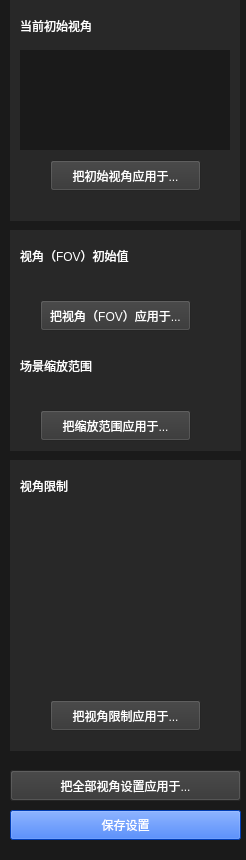
This is trunk2/Include_720/project_edit_seeAngle.ui in lkpopo/PC_dimension as Qt 5 draws it before an edit. The edited form follows.
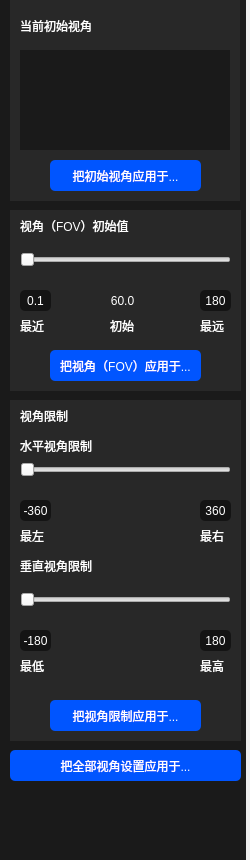
This is the edited form. Custom widgets are drawn as their Qt base class.

Diff of the .ui file:
```diff
--- a/trunk2/Include_720/project_edit_seeAngle.ui
+++ b/trunk2/Include_720/project_edit_seeAngle.ui
@@ -6,7 +6,7 @@
    <rect>
     <x>0</x>
     <y>0</y>
-    <width>246</width>
+    <width>250</width>
     <height>860</height>
    </rect>
   </property>
@@ -17,9 +17,9 @@
    <property name="geometry">
     <rect>
      <x>10</x>
-     <y>460</y>
+     <y>400</y>
      <width>231</width>
-     <height>291</height>
+     <height>341</height>
     </rect>
    </property>
    <property name="styleSheet">
@@ -33,7 +33,7 @@
    <property name="geometry">
     <rect>
      <x>20</x>
-     <y>240</y>
+     <y>210</y>
      <width>121</width>
      <height>31</height>
     </rect>
@@ -49,7 +49,7 @@
    <property name="geometry">
     <rect>
      <x>20</x>
-     <y>470</y>
+     <y>400</y>
      <width>121</width>
      <height>31</height>
     </rect>
@@ -115,7 +115,7 @@
      <x>10</x>
      <y>0</y>
      <width>230</width>
-     <height>221</height>
+     <height>201</height>
     </rect>
    </property>
    <property name="styleSheet">
@@ -129,9 +129,9 @@
    <property name="geometry">
     <rect>
      <x>10</x>
-     <y>230</y>
+     <y>210</y>
      <width>231</width>
-     <height>221</height>
+     <height>181</height>
     </rect>
    </property>
    <property name="styleSheet">
@@ -151,31 +151,33 @@
     </rect>
    </property>
    <property name="styleSheet">
-    <string notr="true">background-color: rgb(52, 52, 52);
-color: rgb(255, 255, 255);</string>
+    <string notr="true">color: rgb(255, 255, 255);
+background-color: rgb(0, 85, 255);
+border-radius:5px;</string>
    </property>
    <property name="text">
     <string>把初始视角应用于...</string>
    </property>
   </widget>
-  <widget class="QPushButton" name="pushButton_FtoOtherPic">
+  <widget class="QPushButton" name="pushButton_FovOtherPic">
    <property name="geometry">
     <rect>
-     <x>40</x>
-     <y>300</y>
+     <x>50</x>
+     <y>350</y>
      <width>151</width>
      <height>31</height>
     </rect>
    </property>
    <property name="styleSheet">
-    <string notr="true">background-color: rgb(52, 52, 52);
-color: rgb(255, 255, 255);</string>
+    <string notr="true">color: rgb(255, 255, 255);
+background-color: rgb(0, 85, 255);
+border-radius:5px;</string>
    </property>
    <property name="text">
     <string>把视角（FOV）应用于...</string>
    </property>
   </widget>
-  <widget class="QPushButton" name="pushButton_StoOtherPic">
+  <widget class="QPushButton" name="pushButton_HVOtherPic">
    <property name="geometry">
     <rect>
      <x>50</x>
@@ -185,8 +187,9 @@
     </rect>
    </property>
    <property name="styleSheet">
-    <string notr="true">background-color: rgb(52, 52, 52);
-color: rgb(255, 255, 255);</string>
+    <string notr="true">color: rgb(255, 255, 255);
+background-color: rgb(0, 85, 255);
+border-radius:5px;</string>
    </property>
    <property name="text">
     <string>把视角限制应用于...</string>
@@ -196,41 +199,332 @@
    <property name="geometry">
     <rect>
      <x>10</x>
-     <y>770</y>
+     <y>750</y>
      <width>231</width>
      <height>31</height>
     </rect>
    </property>
    <property name="styleSheet">
-    <string notr="true">background-color: rgb(52, 52, 52);
-color: rgb(255, 255, 255);</string>
+    <string notr="true">color: rgb(255, 255, 255);
+background-color: rgb(0, 85, 255);
+border-radius:5px;</string>
    </property>
    <property name="text">
     <string>把全部视角设置应用于...</string>
    </property>
   </widget>
-  <widget class="QPushButton" name="pushButton_FtoOtherPic_2">
+  <widget class="QLabel" name="label_fov_max">
    <property name="geometry">
     <rect>
-     <x>40</x>
-     <y>410</y>
-     <width>151</width>
+     <x>200</x>
+     <y>290</y>
+     <width>31</width>
+     <height>21</height>
+    </rect>
+   </property>
+   <property name="styleSheet">
+    <string notr="true">background-color: rgb(20, 20, 20);
+color: rgb(255, 255, 255);
+border-radius:5px;</string>
+   </property>
+   <property name="text">
+    <string>180</string>
+   </property>
+   <property name="alignment">
+    <set>Qt::AlignCenter</set>
+   </property>
+  </widget>
+  <widget class="QLabel" name="label_8">
+   <property name="geometry">
+    <rect>
+     <x>200</x>
+     <y>310</y>
+     <width>31</width>
      <height>31</height>
     </rect>
    </property>
    <property name="styleSheet">
-    <string notr="true">background-color: rgb(52, 52, 52);
-color: rgb(255, 255, 255);</string>
+    <string notr="true">color: rgb(255, 255, 255);font: 10pt &quot;微软雅黑&quot;;</string>
    </property>
    <property name="text">
-    <string>把缩放范围应用于...</string>
+    <string>最远</string>
+   </property>
+  </widget>
+  <widget class="MultiPosSlider_FOV" name="horizontalSlide_FOV">
+   <property name="geometry">
+    <rect>
+     <x>20</x>
+     <y>250</y>
+     <width>211</width>
+     <height>20</height>
+    </rect>
+   </property>
+   <property name="styleSheet">
+    <string notr="true"/>
+   </property>
+   <property name="orientation">
+    <enum>Qt::Horizontal</enum>
+   </property>
+  </widget>
+  <widget class="QLabel" name="label_fov_cut">
+   <property name="geometry">
+    <rect>
+     <x>102</x>
+     <y>290</y>
+     <width>41</width>
+     <height>21</height>
+    </rect>
+   </property>
+   <property name="styleSheet">
+    <string notr="true">background-color: rgba(20, 20, 20,0);
+color: rgb(255, 255, 255);
+border-radius:5px;</string>
+   </property>
+   <property name="text">
+    <string>60.0</string>
+   </property>
+   <property name="alignment">
+    <set>Qt::AlignCenter</set>
+   </property>
+  </widget>
+  <widget class="QLabel" name="label_6">
+   <property name="geometry">
+    <rect>
+     <x>20</x>
+     <y>310</y>
+     <width>31</width>
+     <height>31</height>
+    </rect>
+   </property>
+   <property name="styleSheet">
+    <string notr="true">color: rgb(255, 255, 255);font: 10pt &quot;微软雅黑&quot;;</string>
+   </property>
+   <property name="text">
+    <string>最近</string>
+   </property>
+  </widget>
+  <widget class="QLabel" name="label_fov_min">
+   <property name="geometry">
+    <rect>
+     <x>20</x>
+     <y>290</y>
+     <width>31</width>
+     <height>21</height>
+    </rect>
+   </property>
+   <property name="styleSheet">
+    <string notr="true">background-color: rgb(20, 20, 20);
+color: rgb(255, 255, 255);
+border-radius:5px;</string>
+   </property>
+   <property name="text">
+    <string>0.1</string>
+   </property>
+   <property name="alignment">
+    <set>Qt::AlignCenter</set>
+   </property>
+  </widget>
+  <widget class="QLabel" name="label_7">
+   <property name="geometry">
+    <rect>
+     <x>110</x>
+     <y>310</y>
+     <width>31</width>
+     <height>31</height>
+    </rect>
+   </property>
+   <property name="styleSheet">
+    <string notr="true">color: rgb(255, 255, 255);font: 10pt &quot;微软雅黑&quot;;</string>
+   </property>
+   <property name="text">
+    <string>初始</string>
+   </property>
+  </widget>
+  <widget class="QLabel" name="label_9">
+   <property name="geometry">
+    <rect>
+     <x>200</x>
+     <y>520</y>
+     <width>31</width>
+     <height>31</height>
+    </rect>
+   </property>
+   <property name="styleSheet">
+    <string notr="true">color: rgb(255, 255, 255);font: 10pt &quot;微软雅黑&quot;;</string>
+   </property>
+   <property name="text">
+    <string>最右</string>
+   </property>
+  </widget>
+  <widget class="QLabel" name="label_H_min">
+   <property name="geometry">
+    <rect>
+     <x>20</x>
+     <y>500</y>
+     <width>31</width>
+     <height>21</height>
+    </rect>
+   </property>
+   <property name="styleSheet">
+    <string notr="true">background-color: rgb(20, 20, 20);
+color: rgb(255, 255, 255);
+border-radius:5px;</string>
+   </property>
+   <property name="text">
+    <string>-360</string>
+   </property>
+   <property name="alignment">
+    <set>Qt::AlignCenter</set>
+   </property>
+  </widget>
+  <widget class="QLabel" name="label_H_max">
+   <property name="geometry">
+    <rect>
+     <x>200</x>
+     <y>500</y>
+     <width>31</width>
+     <height>21</height>
+    </rect>
+   </property>
+   <property name="styleSheet">
+    <string notr="true">background-color: rgb(20, 20, 20);
+color: rgb(255, 255, 255);
+border-radius:5px;</string>
+   </property>
+   <property name="text">
+    <string>360</string>
+   </property>
+   <property name="alignment">
+    <set>Qt::AlignCenter</set>
+   </property>
+  </widget>
+  <widget class="QLabel" name="label_10">
+   <property name="geometry">
+    <rect>
+     <x>20</x>
+     <y>520</y>
+     <width>31</width>
+     <height>31</height>
+    </rect>
+   </property>
+   <property name="styleSheet">
+    <string notr="true">color: rgb(255, 255, 255);font: 10pt &quot;微软雅黑&quot;;</string>
+   </property>
+   <property name="text">
+    <string>最左</string>
+   </property>
+  </widget>
+  <widget class="MultiPosSlider_H" name="horizontalSlide_H">
+   <property name="geometry">
+    <rect>
+     <x>20</x>
+     <y>460</y>
+     <width>211</width>
+     <height>20</height>
+    </rect>
+   </property>
+   <property name="styleSheet">
+    <string notr="true"/>
+   </property>
+   <property name="orientation">
+    <enum>Qt::Horizontal</enum>
+   </property>
+  </widget>
+  <widget class="QLabel" name="label_12">
+   <property name="geometry">
+    <rect>
+     <x>200</x>
+     <y>650</y>
+     <width>31</width>
+     <height>31</height>
+    </rect>
+   </property>
+   <property name="styleSheet">
+    <string notr="true">color: rgb(255, 255, 255);font: 10pt &quot;微软雅黑&quot;;</string>
+   </property>
+   <property name="text">
+    <string>最高</string>
+   </property>
+  </widget>
+  <widget class="QLabel" name="label_V_min">
+   <property name="geometry">
+    <rect>
+     <x>20</x>
+     <y>630</y>
+     <width>31</width>
+     <height>21</height>
+    </rect>
+   </property>
+   <property name="styleSheet">
+    <string notr="true">background-color: rgb(20, 20, 20);
+color: rgb(255, 255, 255);
+border-radius:5px;</string>
+   </property>
+   <property name="text">
+    <string>-180</string>
+   </property>
+   <property name="alignment">
+    <set>Qt::AlignCenter</set>
+   </property>
+  </widget>
+  <widget class="QLabel" name="label_V_max">
+   <property name="geometry">
+    <rect>
+     <x>200</x>
+     <y>630</y>
+     <width>31</width>
+     <height>21</height>
+    </rect>
+   </property>
+   <property name="styleSheet">
+    <string notr="true">background-color: rgb(20, 20, 20);
+color: rgb(255, 255, 255);
+border-radius:5px;</string>
+   </property>
+   <property name="text">
+    <string>180</string>
+   </property>
+   <property name="alignment">
+    <set>Qt::AlignCenter</set>
+   </property>
+  </widget>
+  <widget class="QLabel" name="label_13">
+   <property name="geometry">
+    <rect>
+     <x>20</x>
+     <y>650</y>
+     <width>31</width>
+     <height>31</height>
+    </rect>
+   </property>
+   <property name="styleSheet">
+    <string notr="true">color: rgb(255, 255, 255);font: 10pt &quot;微软雅黑&quot;;</string>
+   </property>
+   <property name="text">
+    <string>最低</string>
+   </property>
+  </widget>
+  <widget class="MultiPosSlider_V" name="horizontalSlide_V">
+   <property name="geometry">
+    <rect>
+     <x>20</x>
+     <y>590</y>
+     <width>211</width>
+     <height>20</height>
+    </rect>
+   </property>
+   <property name="styleSheet">
+    <string notr="true"/>
+   </property>
+   <property name="orientation">
+    <enum>Qt::Horizontal</enum>
    </property>
   </widget>
   <widget class="QLabel" name="label_title_4">
    <property name="geometry">
     <rect>
      <x>20</x>
-     <y>350</y>
+     <y>430</y>
      <width>121</width>
      <height>31</height>
     </rect>
@@ -239,24 +533,23 @@
     <string notr="true">color: rgb(255, 255, 255);</string>
    </property>
    <property name="text">
-    <string>场景缩放范围</string>
+    <string>水平视角限制</string>
    </property>
   </widget>
-  <widget class="QPushButton" name="pushButton_done">
+  <widget class="QLabel" name="label_title_5">
    <property name="geometry">
     <rect>
-     <x>10</x>
-     <y>810</y>
-     <width>231</width>
-     <height>30</height>
+     <x>20</x>
+     <y>550</y>
+     <width>121</width>
+     <height>31</height>
     </rect>
    </property>
    <property name="styleSheet">
-    <string notr="true">color: rgb(255, 255, 255);
-background-color: rgb(0, 85, 255);</string>
+    <string notr="true">color: rgb(255, 255, 255);</string>
    </property>
    <property name="text">
-    <string>保存设置</string>
+    <string>垂直视角限制</string>
    </property>
   </widget>
   <zorder>label_bg</zorder>
@@ -268,14 +561,47 @@
   <zorder>label_title_3</zorder>
   <zorder>label_SeeAngle</zorder>
   <zorder>pushButton_CtoOtherPic</zorder>
-  <zorder>pushButton_FtoOtherPic</zorder>
-  <zorder>pushButton_StoOtherPic</zorder>
+  <zorder>pushButton_FovOtherPic</zorder>
+  <zorder>pushButton_HVOtherPic</zorder>
   <zorder>pushButton_AlltoOtherPic</zorder>
-  <zorder>pushButton_FtoOtherPic_2</zorder>
+  <zorder>label_fov_max</zorder>
+  <zorder>label_8</zorder>
+  <zorder>horizontalSlide_FOV</zorder>
+  <zorder>label_fov_cut</zorder>
+  <zorder>label_6</zorder>
+  <zorder>label_fov_min</zorder>
+  <zorder>label_7</zorder>
+  <zorder>label_9</zorder>
+  <zorder>label_H_min</zorder>
+  <zorder>label_H_max</zorder>
+  <zorder>label_10</zorder>
+  <zorder>horizontalSlide_H</zorder>
+  <zorder>label_12</zorder>
+  <zorder>label_V_min</zorder>
+  <zorder>label_V_max</zorder>
+  <zorder>label_13</zorder>
+  <zorder>horizontalSlide_V</zorder>
   <zorder>label_title_4</zorder>
-  <zorder>pushButton_done</zorder>
+  <zorder>label_title_5</zorder>
  </widget>
  <layoutdefault spacing="6" margin="11"/>
+ <customwidgets>
+  <customwidget>
+   <class>MultiPosSlider_FOV</class>
+   <extends>QSlider</extends>
+   <header>MultiPosSlider_FOV.h</header>
+  </customwidget>
+  <customwidget>
+   <class>MultiPosSlider_H</class>
+   <extends>QSlider</extends>
+   <header>MultiPosSlider_H.h</header>
+  </customwidget>
+  <customwidget>
+   <class>MultiPosSlider_V</class>
+   <extends>QSlider</extends>
+   <header>MultiPosSlider_V.h</header>
+  </customwidget>
+ </customwidgets>
  <resources/>
  <connections/>
 </ui>
```
